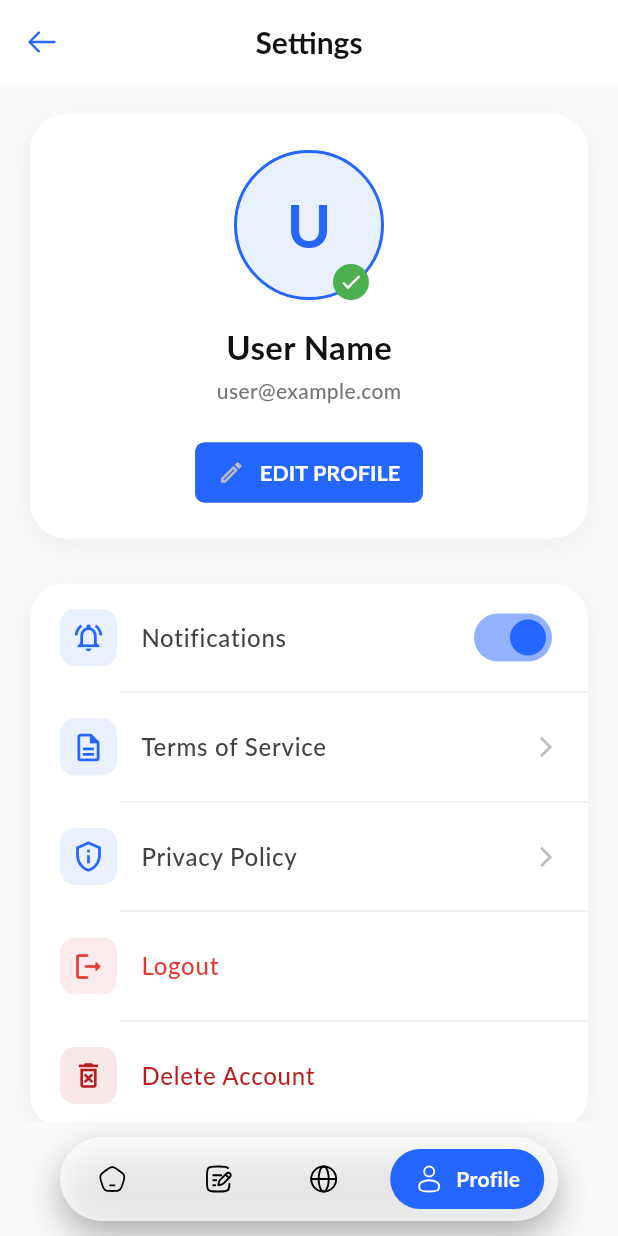
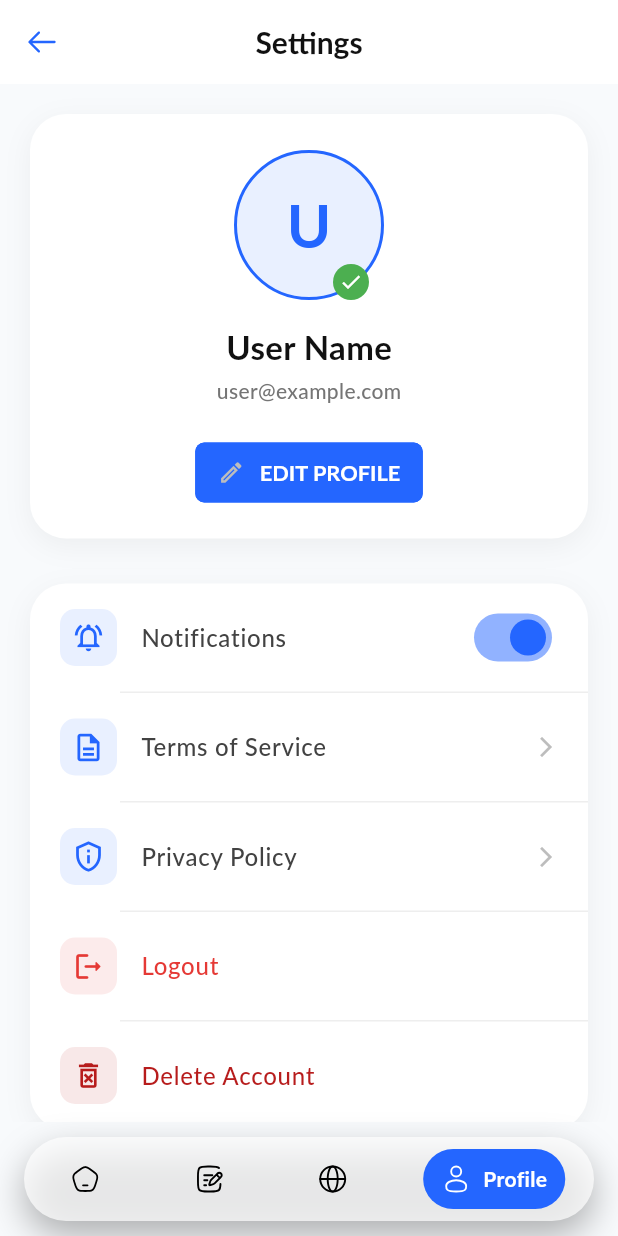
Before and after one commit to mihir-itfuturz/ontrip-customer-flutter-app, a Flutter app: the DashboardScreen screen opened by its route, item 4 of the bottom bar chosen, on a phone screen of 412 x 824 dp. Run offline on Flutter 3.47's test engine with Material 3 defaults, Android fonts, the phone set to English and light mode, and no system bars; our stand-ins replace audioplayers, cached_network_image, camera, connectivity_plus, device_info_plus, dio and 15 more; missing offline and left inert: flutter_launcher_icons, gal; accounts and stored records are empty; network calls fail; Roboto replaces fonts that are missing (Lato); statements that could not run were skipped.

Commit message:
change bottom nav bar

```diff
--- a/ontrip_customer_flutter_app/lib/src/common/custom_bottom_nav_bar.dart
+++ b/ontrip_customer_flutter_app/lib/src/common/custom_bottom_nav_bar.dart
@@ -181,7 +181,7 @@ class _CustomBottomNavBarState extends State<CustomBottomNavBar>
   Widget build(BuildContext context) {
     return SafeArea(
       child: Container(
-        margin: const EdgeInsets.only(bottom: 10, right: 40, left: 40, top: 10),
+        margin: const EdgeInsets.symmetric(horizontal: 16, vertical: 10),
         padding: const EdgeInsets.symmetric(horizontal: 0, vertical: 8),
         decoration: BoxDecoration(
           color: Colors.white70, // Dark capsule background
@@ -270,7 +270,7 @@ class _CustomBottomNavBarState extends State<CustomBottomNavBar>
         duration: const Duration(milliseconds: 300),
         curve: Curves.easeInOut,
         margin: const EdgeInsets.symmetric(horizontal: 4),
-        padding: const EdgeInsets.symmetric(horizontal: 16, vertical: 10),
+        padding: const EdgeInsets.symmetric(horizontal: 12, vertical: 10),
         decoration: BoxDecoration(
           // Active item gets the green pill background
           color: isActive ? item.activeColor : Colors.transparent,
@@ -290,25 +290,24 @@ class _CustomBottomNavBarState extends State<CustomBottomNavBar>
               ),
             ),
 
-            // This handles the sliding text expansion
-            AnimatedSize(
+            if (isActive)
+              Flexible(
+                child: AnimatedSize(
                   duration: const Duration(milliseconds: 300),
                   curve: Curves.easeInOut,
-              child: SizedBox(
-                width: isActive ? null : 0,
-                child: isActive
-                    ? Padding(
+                  child: Padding(
                     padding: const EdgeInsets.only(left: 8.0),
                     child: Text(
                       item.label,
+                      maxLines: 1,
+                      overflow: TextOverflow.ellipsis,
                       style: const TextStyle(
                         color: Colors.white,
                         fontWeight: FontWeight.bold,
                         fontSize: 14,
                       ),
                     ),
-                      )
-                    : const SizedBox.shrink(),
+                  ),
                 ),
               ),
           ],
```
Lines whose indentation alone changed are shown as unchanged.
